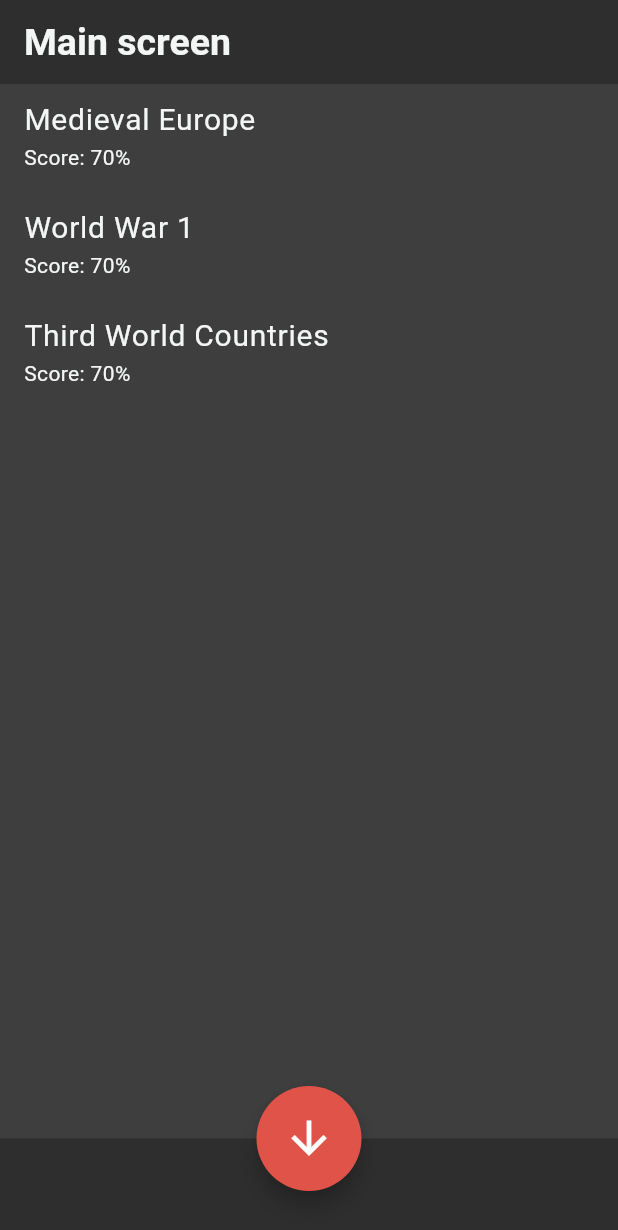
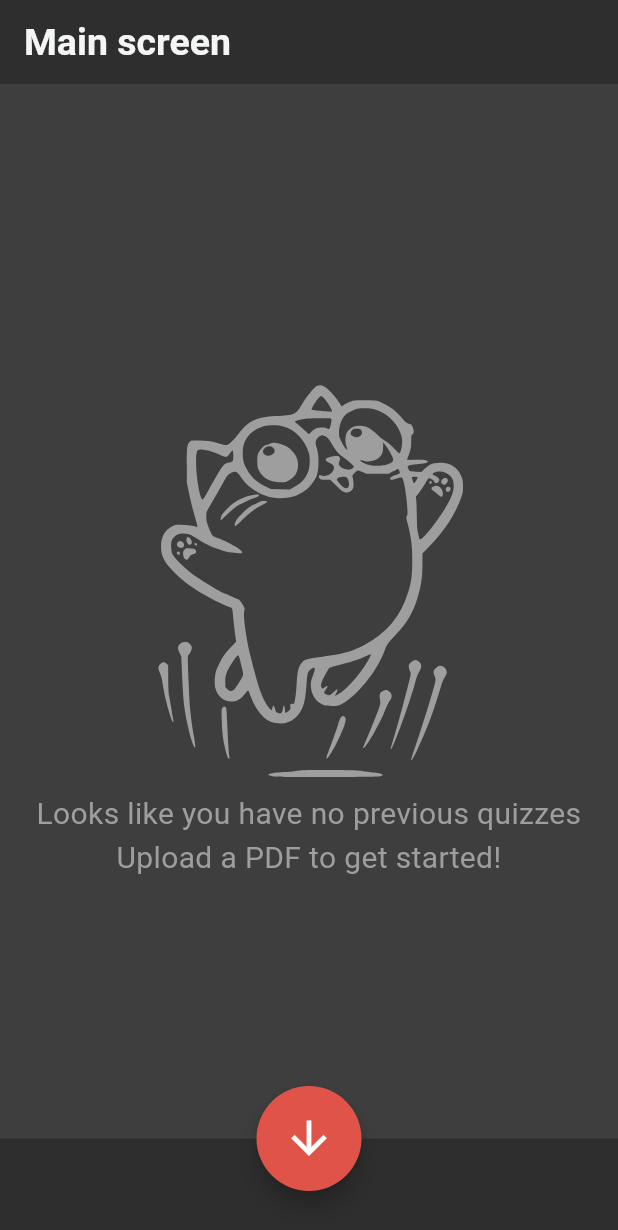
Before and after one commit to stearsail/Quizzer, a Flutter app: the screen it shows after launch, after a tap on the "upload" icon, on a phone screen of 412 x 824 dp. Shown: the top 1230 px of the screen. Run offline on Flutter 3.47's test engine with Material 3 defaults, Android fonts, the phone set to English and light mode, and no system bars; drawn by our look-alikes of flutter_slidable, sliding_up_panel; our stand-ins replace file_picker, flutter_svg, lottie, sqflite; accounts and stored records are empty.

Commit message:
Added PDF processing, SQFLite Database and Service, MainScreen styling

```diff
--- a/ragbot_app/lib/Controllers/mainscreen_controller.dart
+++ b/ragbot_app/lib/Controllers/mainscreen_controller.dart
@@ -1,25 +1,63 @@
 import 'package:flutter/material.dart';
+import 'package:ragbot_app/Controllers/stream_controller.dart';
+import 'package:ragbot_app/Models/quiz.dart';
+import 'package:ragbot_app/Services/database_service.dart';
 
 class MainScreenController extends ChangeNotifier {
-  final List<String> _tests = [];
+  final DatabaseService dbService = DatabaseService();
 
-  List<String> get tests => _tests;
+  final List<Quiz> _quizzes = [];
+
+  List<Quiz> get quizzes => _quizzes;
 
   final GlobalKey<AnimatedListState> listKey = GlobalKey<AnimatedListState>();
 
+  MainScreenController() {
+    GlobalStreams.quizStream.listen((quiz) {
+      addQuiz(quiz);
+    });
+  }
+
   void loadList() async {
-    final listToAdd = [
-      'Medieval Europe',
-      'World War 1',
-      'Third World Countries',
-    ];
+    final listToAdd = await dbService.getAllQuizzes();
 
     for (var i = 0; i < listToAdd.length; i++) {
       await Future.delayed(const Duration(milliseconds: 100), () {
-        _tests.add(listToAdd[i]);
+        _quizzes.add(listToAdd[i]);
         listKey.currentState?.insertItem(i);
         notifyListeners();
       });
     }
   }
+
+  void addQuiz(Quiz quiz) {
+    _quizzes.add(quiz);
+    listKey.currentState?.insertItem(_quizzes.length - 1);
+    notifyListeners();
+  }
+
+  void deleteQuiz(int quizId, int index) async {
+    await dbService.deleteQuiz(quizId);
+    _quizzes.removeAt(index);
+    listKey.currentState?.removeItem(
+        index,
+        (BuildContext context, Animation<double> animation) =>
+            _buildRemovalAnimation(context, animation),
+        duration: const Duration(milliseconds: 450));
+    notifyListeners();
+  }
+
+  Widget _buildRemovalAnimation(
+      BuildContext context, Animation<double> animation) {
+    return SizeTransition(
+      sizeFactor: animation,
+      child: Container(
+        height: 50, // Or whatever height your list items have
+        decoration: BoxDecoration(
+          color: Color.fromARGB(255, 255, 54, 54).withOpacity(
+              0.1), // Visual feedback that something is being removed
+        ),
+      ),
+    );
+  }
 }
--- /dev/null
+++ b/ragbot_app/lib/Controllers/stream_controller.dart
@@ -0,0 +1,12 @@
+import 'dart:async';
+import 'package:ragbot_app/Models/quiz.dart';
+
+class GlobalStreams {
+  static final StreamController<Quiz> _quizStreamController =
+      StreamController.broadcast();
+  static Stream<Quiz> get quizStream => _quizStreamController.stream;
+
+  static void addQuiz(Quiz quiz) {
+    _quizStreamController.sink.add(quiz);
+  }
+}
--- /dev/null
+++ b/ragbot_app/lib/Models/quiz.dart
@@ -0,0 +1,81 @@
+import 'dart:convert';
+
+class Quiz {
+  int? quizId;
+  String title;
+
+  Quiz({
+    this.quizId,
+    required this.title,
+  });
+
+  Map<String, dynamic> toMap() {
+    return {
+      'title': title,
+    };
+  }
+
+  factory Quiz.fromMap(Map<String, dynamic> map) {
+    return Quiz(
+      quizId: map['quizId'] as int,
+      title: map['title'] as String,
+    );
+  }
+}
+
+class Question {
+  int? questionId;
+  int quizId;
+  String questionText;
+  List<Map<String, String>>
+      choices; // Each choice is a Map with 'choiceId' and 'choiceText'
+  String correctChoice;
+  String? selectedChoice;
+
+  Question(
+      {this.questionId,
+      required this.quizId,
+      required this.questionText,
+      required this.choices,
+      required this.correctChoice,
+      this.selectedChoice});
+
+//factory function to extract choices from list of choices contained in JSON object
+  factory Question.fromJson(Map<String, dynamic> json, int quizId) {
+    List<dynamic> rawChoices = json['choices'] as List<dynamic>;
+    List<Map<String, String>> choices = rawChoices.map((dynamic rawChoice) {
+      Map<String, dynamic> choice = rawChoice as Map<String, dynamic>;
+      return {
+        'choiceId': choice['choiceId'] as String,
+        'choiceText': choice['choiceText'] as String,
+      };
+    }).toList();
+    return Question(
+      quizId: quizId,
+      questionText: json['questionText'] as String,
+      choices: choices,
+      correctChoice: json['correctAnswer'] as String,
+    );
+  }
+
+  factory Question.fromMap(Map<String, dynamic> map) {
+    return Question(
+      questionId: map['questionId'] as int,
+      quizId: map['quizId'] as int,
+      questionText: map['questionText'] as String,
+      choices: json.decode(map['choices'] as String),
+      correctChoice: map['correctChoice'] as String,
+      selectedChoice: map['selectedChoice'] as String?,
+    );
+  }
+
+  Map<String, dynamic> toMap() {
+    return {
+      'quizId': quizId,
+      'questionText': questionText,
+      'choices': json.encode(choices), // Serializing choices to a JSON string
+      'correctChoice': correctChoice,
+      'selectedChoice': selectedChoice
+    };
+  }
+}
--- /dev/null
+++ b/ragbot_app/lib/Services/database_service.dart
@@ -0,0 +1,83 @@
+import 'package:sqflite/sqflite.dart';
+import 'package:path/path.dart';
+import 'package:ragbot_app/Models/quiz.dart';
+
+class DatabaseService {
+  DatabaseService._privateConstructor();
+
+  static final DatabaseService _instance =
+      DatabaseService._privateConstructor();
+
+  factory DatabaseService() {
+    return _instance;
+  }
+
+  static Database? _database;
+
+  Future<Database> get database async {
+    if (_database != null) return _database!;
+    _database = await initDB('quiz_db.db');
+    return _database!;
+  }
+
+  Future<Database> initDB(String filePath) async {
+    final dbPath = await getDatabasesPath();
+    final path = join(dbPath, filePath);
+
+    return await openDatabase(path, version: 1, onCreate: _createDB);
+  }
+
+  Future _createDB(Database db, int version) async {
+    await db.execute('''
+      CREATE TABLE Quizzes(quizId INTEGER PRIMARY KEY AUTOINCREMENT,
+      title TEXT NOT NULL);
+    ''');
+    await db.execute('''
+      CREATE TABLE Questions(questionId INTEGER PRIMARY KEY AUTOINCREMENT,
+      quizId INTEGER,
+      questionText TEXT NOT NULL,
+      choices TEXT NOT NULL,
+      correctChoice CHAR(1) NOT NULL,
+      selectedChoice CHAR(1),
+      FOREIGN KEY(quizId) REFERENCES Quizzes(quizId) ON DELETE CASCADE);
+      );
+    ''');
+  }
+
+  Future<int> insertQuiz(Quiz quiz) async {
+    final db = await database;
+    return await db.insert('Quizzes', quiz.toMap());
+  }
+
+  Future<int> insertQuestion(Question question) async {
+    final db = await database;
+    return await db.insert('Questions', question.toMap());
+  }
+
+  Future<List<Question>> getQuestionsForQuiz(int quizId) async {
+    final db = await database;
+    final List<Map<String, dynamic>> maps =
+        await db.query('Questions', where: 'quizId = ?', whereArgs: [quizId]);
+    return List.generate(maps.length, (i) => Question.fromMap(maps[i]));
+  }
+
+  Future<List<Quiz>> getAllQuizzes() async {
+    final db = await database;
+    final List<Map<String, dynamic>> maps = await db.query('Quizzes');
+    return List.generate(maps.length, (i) => Quiz.fromMap(maps[i]));
+  }
+
+  Future<void> deleteQuiz(int quizId) async {
+    final db = await database;
+    await db.delete(
+      'Quizzes',
+      where: 'quizId = ?',
+      whereArgs: [quizId],
+    );
+  }
+  // Future<void> updateQuestionChoice(int questionId, String choiceId) async {
+  //   final db = await database;
+  //   await db.update('Questions', {'selectedChoice': choiceId},
+  //       where: 'questionId = ?', whereArgs: [questionId]);
+  // }
+}
--- a/ragbot_app/lib/Themes/dark_theme.dart
+++ b/ragbot_app/lib/Themes/dark_theme.dart
@@ -1,5 +1,4 @@
 import 'package:flutter/material.dart';
-import 'package:google_fonts/google_fonts.dart';
 
 ThemeData darkTheme = ThemeData(
   useMaterial3: true,
--- a/ragbot_app/lib/main.dart
+++ b/ragbot_app/lib/main.dart
@@ -1,11 +1,12 @@
 import 'package:flutter/material.dart';
-import 'package:flutter/widgets.dart';
 import 'package:flutter_slidable/flutter_slidable.dart';
+import 'package:flutter_svg/flutter_svg.dart';
 import 'package:provider/provider.dart';
 import 'package:ragbot_app/Controllers/mainscreen_controller.dart';
 import 'package:ragbot_app/Controllers/upload_controller.dart';
 import 'package:ragbot_app/Themes/dark_theme.dart';
 import 'package:sliding_up_panel/sliding_up_panel.dart';
+import 'package:lottie/lottie.dart';
 
 // ignore_for_file: prefer_const_constructors
 void main() {
@@ -63,9 +64,7 @@ class _MainScreenState extends State<MainScreen>
 
   @override
   Widget build(BuildContext context) {
-    final panelHeightOpen = MediaQuery.of(context).size.height * 0.4;
-    final uploaderViewController =
-        Provider.of<UploaderViewController>(context, listen: false);
+    final panelHeightOpen = MediaQuery.of(context).size.height * 0.45;
     return Scaffold(
       backgroundColor: const Color(0xFF3E3E3E),
       appBar: AppBar(title: const Text('Main screen')),
@@ -73,18 +72,37 @@ class _MainScreenState extends State<MainScreen>
         children: [
           Consumer<MainScreenController>(
             builder: (context, mainScreenController, child) {
-              if (mainScreenController.tests.isEmpty) {
-                return const Center(
-                    child: Text(
-                        'Looks like you have no previous tests\nUpload a PDF to get started!'));
+              if (mainScreenController.quizzes.isEmpty) {
+                return Center(
+                  child: Flex(
+                    mainAxisAlignment: MainAxisAlignment.center,
+                    direction: Axis.vertical,
+                    children: [
+                      SvgPicture.asset(
+                        "assets/happy_cat.svg",
+                        height: 300,
+                        colorFilter:
+                            ColorFilter.mode(Colors.grey, BlendMode.srcIn),
+                      ),
+                      Text(
+                        'Looks like you have no previous quizzes\nUpload a PDF to get started!',
+                        style: TextStyle(
+                          color: Colors.grey,
+                          fontSize: 20,
+                        ),
+                        textAlign: TextAlign.center,
+                      ),
+                    ],
+                  ),
+                );
               }
               return SlidableAutoCloseBehavior(
                 closeWhenOpened: true,
                 child: AnimatedList(
                   key: mainScreenController.listKey,
-                    initialItemCount: mainScreenController.tests.length,
+                  initialItemCount: mainScreenController.quizzes.length,
                   itemBuilder: (context, index, animation) {
-                      final test = mainScreenController.tests[index];
+                    final quiz = mainScreenController.quizzes[index];
                     return SlideTransition(
                       position: CurvedAnimation(
                         curve: Curves.easeOut,
@@ -97,7 +115,7 @@ class _MainScreenState extends State<MainScreen>
                         endActionPane: ActionPane(
                           motion: const StretchMotion(),
                           dragDismissible: true,
-                              children: const [
+                          children: [
                             SlidableAction(
                               onPressed: null,
                               icon: Icons.visibility,
@@ -105,30 +123,32 @@ class _MainScreenState extends State<MainScreen>
                               backgroundColor: Color(0xFF6738FF),
                             ),
                             SlidableAction(
-                                  onPressed: null,
+                              onPressed: (_) => _confirmDeleteQuiz(
+                                  context, quiz.title, quiz.quizId!, index),
                               icon: Icons.delete_forever_sharp,
                               label: 'Delete',
-                                  backgroundColor:
-                                      Color.fromARGB(255, 255, 54, 54),
+                              backgroundColor: Color.fromARGB(255, 255, 54, 54),
                             ),
                           ],
                         ),
                         child: ListTile(
-                              title: Text(test,
+                          title: Text(quiz.title,
                               style: const TextStyle(
                                   fontSize: 20, color: Color(0xFFF3F6F4))),
                           subtitle: Text(
                             'Score: 70%',
-                                style:
-                                    const TextStyle(color: Color(0xFFF3F6F4)),
+                            style: const TextStyle(color: Color(0xFFF3F6F4)),
                           ),
                         ),
-                          ));
+                      ),
+                    );
                   },
-                  ));
+                ),
+              );
             },
           ),
           SlidingUpPanel(
+            backdropTapClosesPanel: false,
             borderRadius: BorderRadius.vertical(top: Radius.circular(25)),
             isDraggable: false,
             parallaxEnabled: true,
@@ -138,40 +158,98 @@ class _MainScreenState extends State<MainScreen>
             minHeight: 0,
             color: Color(0xFF6738FF),
             maxHeight: panelHeightOpen,
+            onPanelClosed: () {
+              FocusScope.of(context).unfocus();
+            },
             panel: Consumer<UploaderViewController>(
                 builder: (context, uploaderViewController, child) {
+              if (!uploaderViewController.isProcessing) {
                 return Center(
                   child: !uploaderViewController.fileUploaded
                       ? Flex(
                           mainAxisAlignment: MainAxisAlignment.center,
                           direction: Axis.vertical,
                           children: [
+                            SizedBox(
+                              width: 350,
+                              height: 100,
+                              child: TextField(
+                                cursorColor: Color(0xFF6738FF),
+                                controller:
+                                    uploaderViewController.titleInputController,
+                                textCapitalization: TextCapitalization.words,
+                                decoration: InputDecoration(
+                                    errorText:
+                                        uploaderViewController.textErrorMessage,
+                                    errorStyle: TextStyle(
+                                        fontSize: 15,
+                                        fontWeight: FontWeight.bold,
+                                        color:
+                                            Color.fromARGB(255, 255, 238, 90)),
+                                    errorBorder: OutlineInputBorder(
+                                      borderSide: BorderSide(
+                                        color:
+                                            Color.fromARGB(255, 250, 194, 72),
+                                        width: 2.5,
+                                      ),
+                                      borderRadius: BorderRadius.circular(20),
+                                    ),
+                                    focusedErrorBorder: OutlineInputBorder(
+                                      borderSide: BorderSide(
+                                          color:
+                                              Color.fromARGB(255, 250, 194, 72),
+                                          width: 2.5),
+                                      borderRadius: BorderRadius.circular(20),
+                                    ),
+                                    hintText: "A title for your new test",
+                                    prefixIcon: Icon(Icons.short_text),
+                                    filled: true,
+                                    fillColor: Color(0xFFF3F6F4),
+                                    border: OutlineInputBorder(
+                                        borderRadius:
+                                            BorderRadius.circular(20))),
+                              ),
+                            ),
                             Padding(
-                            padding: const EdgeInsets.only(bottom: 15),
+                              padding: const EdgeInsets.only(bottom: 30),
                               child: SizedBox(
                                 height: 85,
                                 child: FittedBox(
                                   child: ElevatedButton.icon(
                                     style: ButtonStyle(
-                                      backgroundColor: MaterialStatePropertyAll(
-                                          Color.fromARGB(255, 90, 172, 93)),
+                                        backgroundColor: MaterialStateProperty
+                                            .resolveWith<Color?>(
+                                                (Set<MaterialState> states) {
+                                          if (states.contains(
+                                              MaterialState.disabled)) {
+                                            return Colors.grey;
+                                          }
+                                          return Color(0xFF5DC461);
+                                        }),
                                         shadowColor: MaterialStatePropertyAll(
                                             Color.fromARGB(255, 43, 90, 53)),
                                         elevation: MaterialStatePropertyAll(5)),
-                                  onPressed: () {
-                                    uploaderViewController.uploadFile();
-                                  },
+                                    onPressed: uploaderViewController
+                                                .isButtonEnabled ==
+                                            true
+                                        ? () =>
+                                            uploaderViewController.uploadFile()
+                                        : null,
                                     label: const Text("Upload file"),
                                     icon: const Icon(Icons.upload),
                                   ),
                                 ),
                               ),
                             ),
-                          Text(
-                            "Upload a PDF file to begin processing and generate your quiz!",
-                            style: TextStyle(fontSize: 20, color: Colors.white),
+                            Padding(
+                              padding: EdgeInsets.only(bottom: 30),
+                              child: Text(
+                                "Set a title and upload a PDF file to begin processing and generate your quiz!",
+                                style: TextStyle(
+                                    fontSize: 20, color: Colors.white),
                                 textAlign: TextAlign.center,
-                          )
+                              ),
+                            ),
                           ],
                         )
                       : Container(
@@ -194,6 +272,33 @@ class _MainScreenState extends State<MainScreen>
                           ),
                         ),
                 );
+              } else {
+                return Center(
+                    child: Flex(
+                  direction: Axis.vertical,
+                  mainAxisAlignment: MainAxisAlignment.center,
+                  children: [
+                    Padding(
+                      padding: EdgeInsets.only(bottom: 20),
+                      child: SizedBox(
+                          height: 200,
+                          width: 200,
+                          child: Lottie.asset("assets/processing_file.json")),
+                    ),
+                    Padding(
+                      padding: EdgeInsets.only(left: 30, right: 30),
+                      child: Text(
+                        "The PDF is being processed, this may take a while depending on how large the file is...",
+                        style: TextStyle(
+                            color: Colors.white,
+                            fontSize: 20,
+                            fontWeight: FontWeight.bold),
+                        textAlign: TextAlign.center,
+                      ),
+                    )
+                  ],
+                ));
+              }
             }),
           )
         ],
@@ -237,3 +342,28 @@ class _MainScreenState extends State<MainScreen>
     );
   }
 }
+
+void _confirmDeleteQuiz(
+    BuildContext context, String title, int quizId, int index) {
+  showDialog(
+    context: context,
+    builder: (ctx) => AlertDialog(
+      title: Text("Confirm deletion"),
+      content: Text("Are you sure you want to delete the quiz: $title ?"),
+      actions: [
+        TextButton(
+          child: Text('Cancel'),
+          onPressed: () => Navigator.of(ctx).pop(),
+        ),
+        TextButton(
+          child: Text('Delete'),
+          onPressed: () {
+            Provider.of<MainScreenController>(context, listen: false)
+                .deleteQuiz(quizId, index);
+            Navigator.of(ctx).pop();
+          },
+        )
+      ],
+    ),
+  );
+}
```
Also changed, not shown: ragbot_app/assets/processing_file.json (added, +1 -0 lines), ragbot_app/lib/Controllers/upload_controller.dart (+92 -2 lines), ragbot_app/pubspec.yaml (+6 -2 lines), ragbot_app/assets/happy_cat.svg (added), ragbot_app/pubspec.lock, 1 other file. Lines whose indentation alone changed are shown as unchanged.
